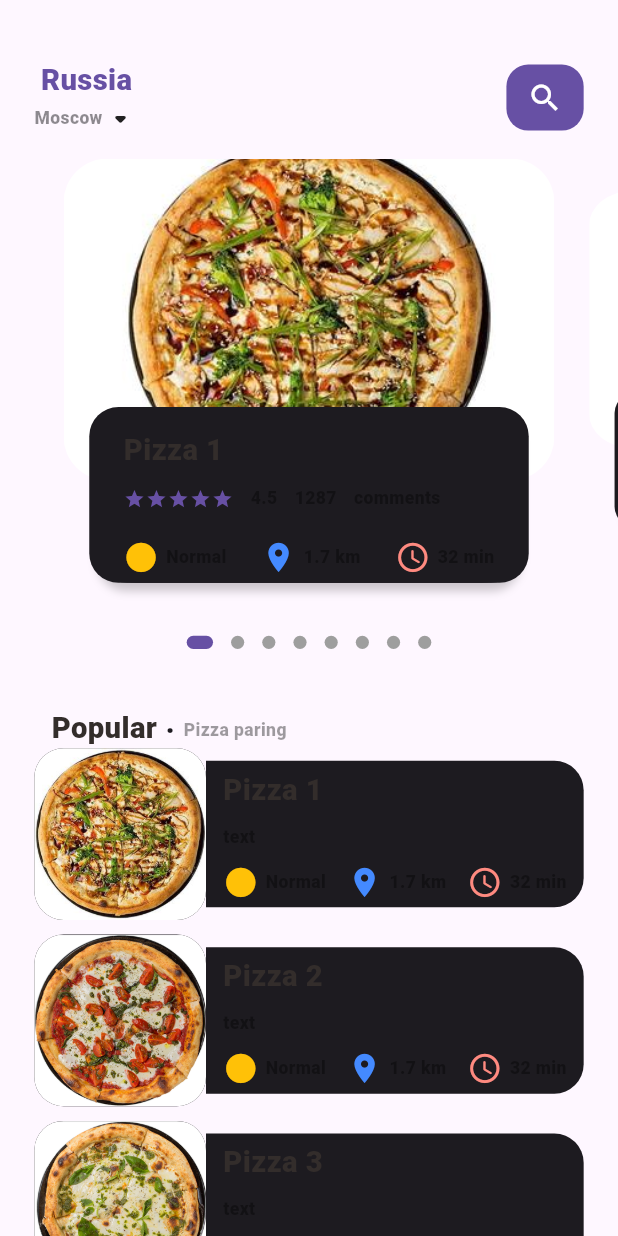
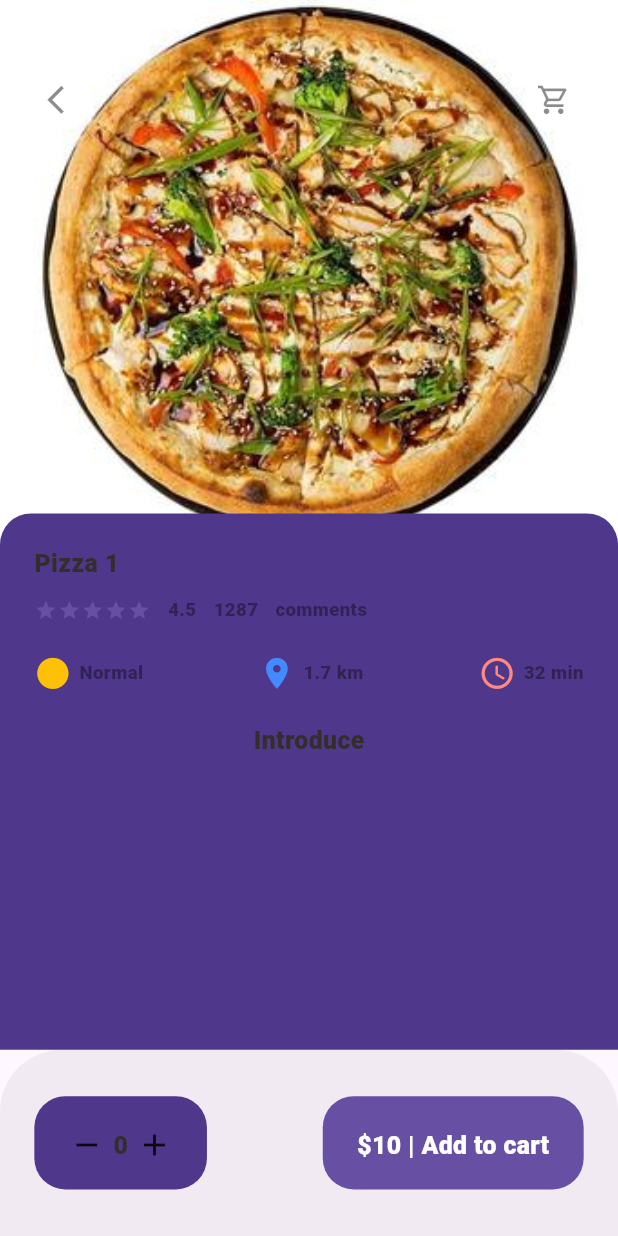
Before and after one commit to anatoliyKaragodin/flutter_ecommerce_app, a Flutter app: the screen it shows after launch, on a phone screen of 412 x 824 dp. Run offline on Flutter 3.47's test engine with Material 2 defaults, Android fonts, the phone set to English and light mode, and no system bars; drawn by our look-alikes of dots_indicator; our stand-ins replace get.

Commit message:
add pizza_detail.dart

```diff
--- /dev/null
+++ b/lib/library/all_library.dart
@@ -0,0 +1,6 @@
+library all_library;
+
+export 'package:flutter_ecommerce_app/pages/home_page/library/home_page_library.dart';
+export 'package:flutter_ecommerce_app/pages/pizza_page/library/pizza_page_library.dart';
+export 'package:flutter_ecommerce_app/widgets/library/widgets_library.dart';
+export 'package:get/get.dart';
--- a/lib/main.dart
+++ b/lib/main.dart
@@ -1,6 +1,5 @@
-import 'package:flutter/material.dart';
-import 'package:flutter_ecommerce_app/pages/home_page/main_home_page.dart';
-import 'package:get/get_navigation/src/root/get_material_app.dart';
+import 'package:flutter_ecommerce_app/library/all_library.dart';
+import 'package:flutter_ecommerce_app/pages/pizza_page/pizza_detail.dart';
 
 void main() {
   runApp(const MyApp());
@@ -18,7 +17,7 @@ class MyApp extends StatelessWidget {
         useMaterial3: true,
         primarySwatch: Colors.blue,
       ),
-      home: const MainHomePage(),
+      home: const PizzaDetail(),
     );
   }
 }
--- a/lib/pages/home_page/main_home_page.dart
+++ b/lib/pages/home_page/main_home_page.dart
@@ -1,4 +1,4 @@
-import 'library/home_page_library.dart';
+import 'package:flutter_ecommerce_app/library/all_library.dart';
 
 class MainHomePage extends StatefulWidget {
   const MainHomePage({Key? key}) : super(key: key);
@@ -17,7 +17,7 @@ class _MainHomePageState extends State<MainHomePage> {
           Container(
             child: Container(
               margin: EdgeInsets.only(
-                  top: Dimensions.height10 * 4, bottom: Dimensions.height15),
+                  top: Dimensions.height10 * 4, bottom: Dimensions.height10*1.5),
               padding: EdgeInsets.only(
                   left: Dimensions.width10 * 2,
                   right: Dimensions.width10 * 2),
@@ -47,7 +47,7 @@ class _MainHomePageState extends State<MainHomePage> {
                   Center(
                     child: Container(
                       width: Dimensions.width10 * 4.5,
-                      height: Dimensions.height15 * 3,
+                      height: Dimensions.height10 * 4.5,
                       child: Icon(Icons.search, color: Colors.white),
                       decoration: BoxDecoration(
                           borderRadius:
--- a/lib/pages/home_page/main_home_page_body.dart
+++ b/lib/pages/home_page/main_home_page_body.dart
@@ -1,4 +1,5 @@
-import 'library/home_page_library.dart';
+import 'package:flutter_ecommerce_app/library/all_library.dart';
+import 'package:flutter_ecommerce_app/widgets/app_column.dart';
 
 class MainHomePageBody extends StatefulWidget {
   const MainHomePageBody({Key? key}) : super(key: key);
@@ -35,8 +36,8 @@ class _MainHomePageBodyState extends State<MainHomePageBody> {
   @override
   Widget build(BuildContext context) {
     /// Print screen height and width
-    // debugPrint(Dimensions.screenHeight.toString());
-    // debugPrint(Dimensions.screenWidth.toString());
+    debugPrint(Dimensions.screenHeight.toString());
+    debugPrint(Dimensions.screenWidth.toString());
     return Column(
       children: [
         /// Carousel section
@@ -226,7 +227,7 @@ class _MainHomePageBodyState extends State<MainHomePageBody> {
             margin: EdgeInsets.only(
                 left: Dimensions.width10 * 3,
                 right: Dimensions.width10 * 3,
-                bottom: Dimensions.height15 * 2),
+                bottom: Dimensions.height10 * 3),
             decoration: BoxDecoration(
                 borderRadius: BorderRadius.circular(Dimensions.radius20),
                 color: Theme.of(context).colorScheme.onBackground,
@@ -245,67 +246,10 @@ class _MainHomePageBodyState extends State<MainHomePageBody> {
                 ]),
             child: Container(
               padding: EdgeInsets.only(
-                  top: Dimensions.height15,
+                  top: Dimensions.height10*1.5,
                   right: Dimensions.width10*1.5,
                   left: Dimensions.width10*1.5),
-              child: Column(
-                crossAxisAlignment: CrossAxisAlignment.start,
-                children: [
-                  BigText(text: 'Pizza ${index + 1}'),
-                  SizedBox(
-                    height: Dimensions.height10,
-                  ),
-
-                  /// Comment section
-                  Row(
-                    children: [
-                      Wrap(
-                        children: List.generate(
-                            5,
-                            (index) => Icon(
-                                  Icons.star,
-                                  color: Theme.of(context).colorScheme.primary,
-                                  size: Dimensions.iconSize10 * 1.5,
-                                )),
-                      ),
-                      SizedBox(
-                        width: Dimensions.width10,
-                      ),
-                      SmallText(text: '4.5'),
-                      SizedBox(
-                        width: Dimensions.width10,
-                      ),
-                      SmallText(text: '1287'),
-                      SizedBox(
-                        width: Dimensions.width10,
-                      ),
-                      SmallText(text: 'comments')
-                    ],
-                  ),
-                  SizedBox(
-                    height: Dimensions.height10 * 2,
-                  ),
-
-                  /// Time and distance
-                  Row(
-                    mainAxisAlignment: MainAxisAlignment.spaceBetween,
-                    children: [
-                      IconAndTextWidget(
-                          iconData: Icons.circle_rounded,
-                          text: 'Normal',
-                          iconColor: ColorsUtil.iconColor1),
-                      IconAndTextWidget(
-                          iconData: Icons.location_on,
-                          text: '1.7 km',
-                          iconColor: ColorsUtil.iconColor2),
-                      IconAndTextWidget(
-                          iconData: Icons.access_time_rounded,
-                          text: '32 min',
-                          iconColor: ColorsUtil.iconColor3),
-                    ],
-                  )
-                ],
-              ),
+              child: AppColumn(text: 'Pizza 1',),
             ),
           ),
         ),
--- /dev/null
+++ b/lib/pages/pizza_page/library/pizza_page_library.dart
@@ -0,0 +1,9 @@
+library pizza_library;
+
+export 'package:flutter/material.dart';
+export 'package:flutter_ecommerce_app/utils/dimensions.dart';
+export 'package:flutter_ecommerce_app/widgets/app_icon.dart';
+export 'package:flutter_ecommerce_app/widgets/big_text_widget.dart';
+export 'package:flutter_ecommerce_app/widgets/small_text_widget.dart';
+export 'package:flutter_ecommerce_app/widgets/icon_and_text_widget.dart';
+export 'package:flutter_ecommerce_app/utils/colors_util.dart';
--- /dev/null
+++ b/lib/pages/pizza_page/pizza_detail.dart
@@ -0,0 +1,134 @@
+import 'package:flutter_ecommerce_app/library/all_library.dart';
+import 'package:flutter_ecommerce_app/widgets/app_column.dart';
+
+class PizzaDetail extends StatelessWidget {
+  const PizzaDetail({Key? key}) : super(key: key);
+
+  @override
+  Widget build(BuildContext context) {
+    /// Print screen height and width
+    debugPrint(Dimensions.screenHeight.toString());
+    debugPrint(Dimensions.screenWidth.toString());
+    return Scaffold(
+      body: Stack(
+        children: [
+          Positioned(
+              left: 0,
+              right: 0,
+              child: Container(
+                width: double.maxFinite,
+                height: Dimensions.height10 * 35,
+                decoration: BoxDecoration(
+                    image: DecorationImage(
+                        fit: BoxFit.cover,
+                        image: AssetImage('assets/images/pizza1.jpg'))),
+              )),
+          Positioned(
+              top: Dimensions.height10 * 4.5,
+              left: Dimensions.width10 * 2,
+              right: Dimensions.width10 * 2,
+              child: Row(
+                mainAxisAlignment: MainAxisAlignment.spaceBetween,
+                children: [
+                  AppIcon(
+                    icon: Icons.arrow_back_ios,
+                  ),
+                  AppIcon(
+                    icon: Icons.shopping_cart_outlined,
+                  )
+                ],
+              )),
+          Positioned(
+              left: 0,
+              right: 0,
+              bottom: 0,
+              top: Dimensions.height10 * 35 - 20,
+              child: Container(
+                padding: EdgeInsets.only(
+                  left: Dimensions.width10 * 2,
+                  right: Dimensions.width10 * 2,
+                  top: Dimensions.height10 * 2,
+                ),
+                decoration: BoxDecoration(
+                    borderRadius: BorderRadius.only(
+                        topRight: Radius.circular(Dimensions.radius20),
+                        topLeft: Radius.circular(Dimensions.radius20)),
+                    color: Theme.of(context).colorScheme.onPrimaryContainer),
+                child: Column(
+                  mainAxisAlignment: MainAxisAlignment.start,
+                  children: [
+                    AppColumn(
+                      text: 'Pizza 1',
+                    ),
+                    SizedBox(
+                      height: Dimensions.height10 * 2,
+                    ),
+                    BigText(text: 'Introduce'),
+                  ],
+                ),
+              ))
+        ],
+      ),
+      bottomNavigationBar: Container(
+
+        height: Dimensions.height10 * 12,
+        padding: EdgeInsets.only(
+            top: Dimensions.height10 * 3,
+            bottom: Dimensions.height10 * 3,
+            left: Dimensions.width10 * 2,
+            right: Dimensions.width10 * 2),
+        decoration: BoxDecoration(
+          color: Theme.of(context).colorScheme.shadow.withOpacity(0.05),
+            borderRadius: BorderRadius.only(
+          topLeft: Radius.circular(Dimensions.radius20 * 2),
+          topRight: Radius.circular(Dimensions.radius20 * 2),
+        )),
+        child: Row(
+          mainAxisAlignment: MainAxisAlignment.spaceBetween,
+          children: [
+            Container(
+              padding: EdgeInsets.only(
+                top: Dimensions.height10*2,
+                bottom: Dimensions.height10*2,
+                left: Dimensions.width10*2,
+                right: Dimensions.width10*2,
+              ),
+              decoration: BoxDecoration(
+                borderRadius: BorderRadius.circular(Dimensions.radius20),
+                color: Theme.of(context).colorScheme.onPrimaryContainer
+              ),
+              child: Row(
+                children: [
+                  Icon(Icons.remove),
+                  SizedBox(width: Dimensions.width10/2,),
+                  BigText(text: '0'),
+                  SizedBox(width: Dimensions.width10/2,),
+                  Icon(Icons.add)
+                ],
+              ),
+            ),
+            Container(
+              padding: EdgeInsets.only(
+                top: Dimensions.height10*2,
+                bottom: Dimensions.height10*2,
+                left: Dimensions.width10*2,
+                right: Dimensions.width10*2,
+              ),
+              decoration: BoxDecoration(
+                  borderRadius: BorderRadius.circular(Dimensions.radius20),
+                  color: Theme.of(context).colorScheme.primary
+              ),
+              child: Row(
+                children: [
+
+                  BigText(text: '\$10 | Add to cart', color: Theme.of(context).colorScheme.onPrimary,),
+
+                ],
+              ),
+            ),
+          ],
+        ),
+      ),
+    );
+  }
+}
--- a/lib/utils/dimensions.dart
+++ b/lib/utils/dimensions.dart
@@ -12,14 +12,13 @@ class Dimensions {
   static double pageViewTextContainer = screenHeight / 7.03;
 
   /// Height
-  static double height10 = screenHeight / 84.4;
-  static double height15 = screenHeight / 56.2;
+  static double height10 = screenHeight / 79.6;
 
   /// Width
   static double width10 = screenWidth / 36;
 
   /// Other sizes
-  static double font20 = screenHeight / 42.2;
-  static double radius20 = screenHeight / 42.2;
-  static double iconSize10 = screenHeight / 84.4;
+  static double font20 = screenHeight / 39.8;
+  static double radius20 = screenHeight / 39.8;
+  static double iconSize10 = screenHeight / 79.6;
 }
--- /dev/null
+++ b/lib/widgets/app_column.dart
@@ -0,0 +1,69 @@
+import 'package:flutter_ecommerce_app/library/all_library.dart';
+
+class AppColumn extends StatelessWidget {
+  final String text;
+  const AppColumn({Key? key, required this.text}) : super(key: key);
+
+  @override
+  Widget build(BuildContext context) {
+    return Column(
+      crossAxisAlignment: CrossAxisAlignment.start,
+      children: [
+        BigText(text: text),
+        SizedBox(
+          height: Dimensions.height10,
+        ),
+
+        /// Comment section
+        Row(
+          children: [
+            Wrap(
+              children: List.generate(
+                  5,
+                      (index) => Icon(
+                    Icons.star,
+                    color:
+                    Theme.of(context).colorScheme.primary,
+                    size: Dimensions.iconSize10 * 1.5,
+                  )),
+            ),
+            SizedBox(
+              width: Dimensions.width10,
+            ),
+            SmallText(text: '4.5'),
+            SizedBox(
+              width: Dimensions.width10,
+            ),
+            SmallText(text: '1287'),
+            SizedBox(
+              width: Dimensions.width10,
+            ),
+            SmallText(text: 'comments')
+          ],
+        ),
+        SizedBox(
+          height: Dimensions.height10 * 2,
+        ),
+
+        /// Time and distance
+        Row(
+          mainAxisAlignment: MainAxisAlignment.spaceBetween,
+          children: [
+            IconAndTextWidget(
+                iconData: Icons.circle_rounded,
+                text: 'Normal',
+                iconColor: ColorsUtil.iconColor1),
+            IconAndTextWidget(
+                iconData: Icons.location_on,
+                text: '1.7 km',
+                iconColor: ColorsUtil.iconColor2),
+            IconAndTextWidget(
+                iconData: Icons.access_time_rounded,
+                text: '32 min',
+                iconColor: ColorsUtil.iconColor3),
+          ],
+        )
+      ],
+    );
+  }
+}
--- /dev/null
+++ b/lib/widgets/app_icon.dart
@@ -0,0 +1,33 @@
+import 'package:flutter_ecommerce_app/widgets/library/widgets_library.dart';
+
+class AppIcon extends StatelessWidget {
+  final IconData icon;
+  final Color backgroundColor;
+  final Color iconColor;
+  final double size;
+
+  const AppIcon(
+      {Key? key,
+      required this.icon,
+      this.backgroundColor = Colors.white70,
+      this.iconColor = Colors.black45,
+      this.size = 40})
+      : super(key: key);
+
+  @override
+  Widget build(BuildContext context) {
+    return Container(
+      width: size,
+      height: size,
+      decoration: BoxDecoration(
+        borderRadius: BorderRadius.circular(size/2),
+        color: backgroundColor
+      ),
+      child: Icon(
+        icon,
+        color: iconColor,
+        size: Dimensions.width10*2,
+      ),
+    );
+  }
+}
--- a/lib/widgets/big_text_widget.dart
+++ b/lib/widgets/big_text_widget.dart
@@ -1,4 +1,4 @@
-import 'package:flutter_ecommerce_app/widgets/library/widgets_library.dart';
+import 'package:flutter_ecommerce_app/library/all_library.dart';
 
 class BigText extends StatelessWidget {
   Color? color;
@@ -20,7 +20,7 @@ class BigText extends StatelessWidget {
       maxLines: 1,
       overflow: overflow,
       style: TextStyle(
-        fontSize: size == 0 ? Dimensions.font20 : size,
+        fontSize: size == 0 ? Dimensions.font20*0.8 : size,
           color: color, fontWeight: FontWeight.w400, fontFamily: 'Roboto'),
     );
   }
--- a/lib/widgets/icon_and_text_widget.dart
+++ b/lib/widgets/icon_and_text_widget.dart
@@ -1,4 +1,4 @@
-import 'package:flutter_ecommerce_app/widgets/library/widgets_library.dart';
+import 'package:flutter_ecommerce_app/library/all_library.dart';
 
 class IconAndTextWidget extends StatelessWidget {
   final IconData iconData;
--- a/lib/widgets/small_text_widget.dart
+++ b/lib/widgets/small_text_widget.dart
@@ -1,4 +1,4 @@
-import 'package:flutter_ecommerce_app/widgets/library/widgets_library.dart';
+import 'package:flutter_ecommerce_app/library/all_library.dart';
 
 class SmallText extends StatelessWidget {
   Color? color;
```
